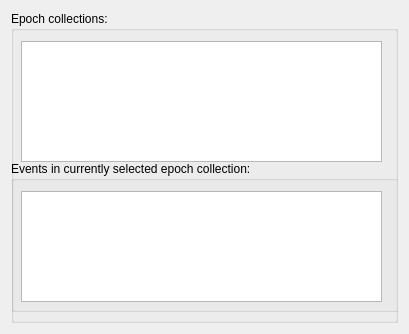
Old version of the form meggie_batch/ui/qt4Designer_ui_files/epochWidget.ui in the repository cibr-jyu/meggie.
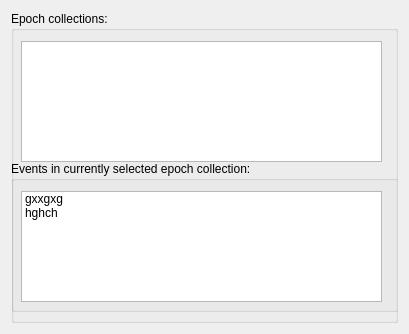
New version of the form.

```diff
--- a/meggie_batch/ui/qt4Designer_ui_files/epochWidget.ui
+++ b/meggie_batch/ui/qt4Designer_ui_files/epochWidget.ui
@@ -47,6 +47,9 @@
          <string>Events in currently selected epoch collection:</string>
         </property>
         <widget class="QListWidget" name="listWidgetEvents">
+         <property name="enabled">
+          <bool>true</bool>
+         </property>
          <property name="geometry">
           <rect>
            <x>10</x>
@@ -58,6 +61,16 @@
          <property name="selectionMode">
           <enum>QAbstractItemView::ExtendedSelection</enum>
          </property>
+         <item>
+          <property name="text">
+           <string>gxxgxg</string>
+          </property>
+         </item>
+         <item>
+          <property name="text">
+           <string>hghch</string>
+          </property>
+         </item>
         </widget>
        </widget>
       </widget>
```
Left out of the diff: 5 changed lines with no effect on the pictures.
